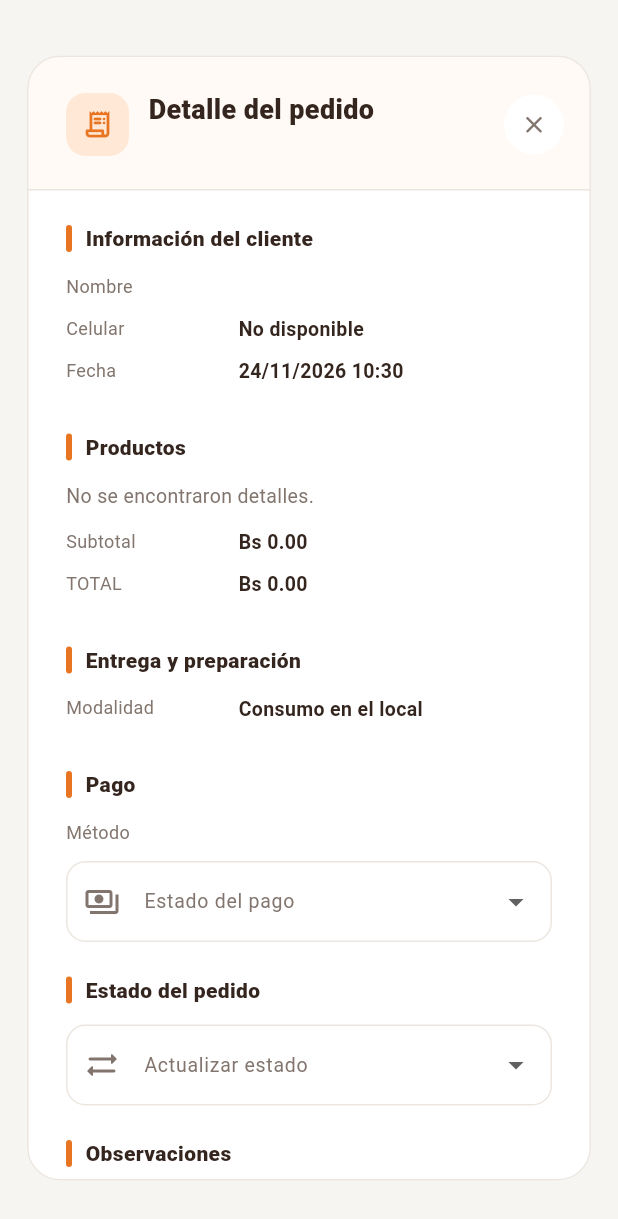
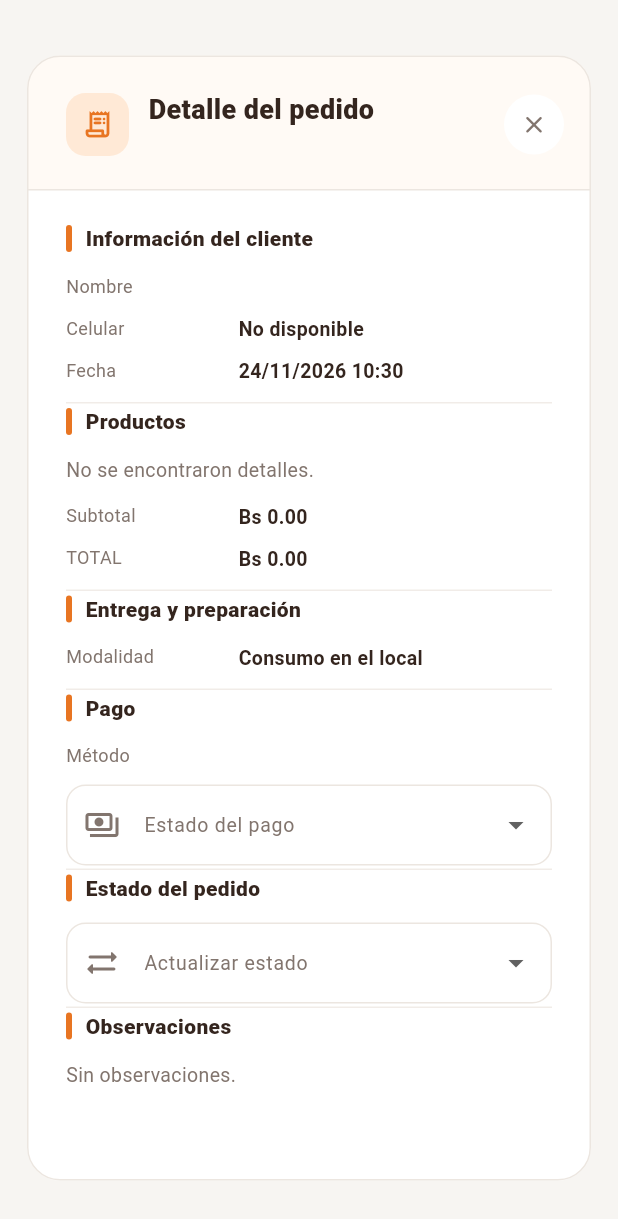
Before and after one commit to AM1-Licenciados/Pollos-Arica, a Flutter app: the PedidoDetalleDialog widget shown alone on an empty page, opened directly with empty values, on a phone screen of 412 x 824 dp. Shown: the top 1219 px of the screen. Run offline on Flutter 3.47's test engine with Material 3 defaults, Android fonts, the phone set to English and light mode, and no system bars; our stand-ins replace flutter_map, image_picker, latlong2, shared_preferences, speech_to_text, supabase_flutter; missing offline and left inert: gallery_saver_plus; accounts and stored records are empty.

Commit message:
Improve order detail spacing and section separators

```diff
--- a/pollosarica_admin/lib/features/pedidos/widgets/pedido_detalle_dialog.dart
+++ b/pollosarica_admin/lib/features/pedidos/widgets/pedido_detalle_dialog.dart
@@ -109,9 +109,15 @@ class _PedidoDetalleDialogState extends State<PedidoDetalleDialog> {
                 ),
               ),
             ),
-            const SizedBox(height: 5),
-            const Text('Toca la imagen para ampliarla.',
-                style: TextStyle(color: AppTheme.textoSecundario, fontSize: 11)),
+            const SizedBox(height: 12),
+            const Text(
+              'Toca la imagen para ampliarla.',
+              style: TextStyle(
+                color: AppTheme.textoSecundario,
+                fontSize: 11,
+              ),
+            ),
+            const SizedBox(height: 16),
           ],
         );
       },
@@ -319,7 +325,7 @@ class _PedidoDetalleDialogState extends State<PedidoDetalleDialog> {
                           : pedido.celularCliente,
                     ),
                     _dato('Fecha', _formatearFecha(pedido.createdAt)),
-                    const SizedBox(height: 22),
+                    _separadorSeccion(),
 
                     _seccionTitulo('Productos'),
                     if (pedido.detalles.isEmpty)
@@ -388,7 +394,7 @@ class _PedidoDetalleDialogState extends State<PedidoDetalleDialog> {
                     const SizedBox(height: 12),
                     _dato('Subtotal', 'Bs ${pedido.subtotal.toStringAsFixed(2)}'),
                     _dato('TOTAL', 'Bs ${pedido.total.toStringAsFixed(2)}'),
-                    const SizedBox(height: 22),
+                    _separadorSeccion(),
 
                     _seccionTitulo('Entrega y preparación'),
                     _dato(
@@ -409,7 +415,7 @@ class _PedidoDetalleDialogState extends State<PedidoDetalleDialog> {
                         'Cliente llegó',
                         pedido.clienteLlego ? 'Sí' : 'No',
                       ),
-                    const SizedBox(height: 22),
+                    _separadorSeccion(),
 
                     _seccionTitulo('Pago'),
                     _dato(
@@ -447,7 +453,7 @@ class _PedidoDetalleDialogState extends State<PedidoDetalleDialog> {
                         ),
                       ),
                     ],
-                    const SizedBox(height: 22),
+                    _separadorSeccion(),
 
                     _seccionTitulo('Estado del pedido'),
                     DropdownButtonFormField<String>(
@@ -470,7 +476,7 @@ class _PedidoDetalleDialogState extends State<PedidoDetalleDialog> {
                       const LinearProgressIndicator(
                         color: AppTheme.naranja,
                       ),
-                    const SizedBox(height: 22),
+                    _separadorSeccion(),
 
                     _seccionTitulo('Observaciones'),
                     Text(
@@ -487,6 +493,17 @@ class _PedidoDetalleDialogState extends State<PedidoDetalleDialog> {
             ),
           ],
         ),
+      ),
+    );
+  }
+
+  Widget _separadorSeccion() {
+    return Padding(
+      padding: const EdgeInsets.symmetric(vertical: 2),
+      child: Divider(
+        height: 1,
+        thickness: 1,
+        color: AppTheme.borde.withValues(alpha: 0.75),
       ),
     );
   }
```
